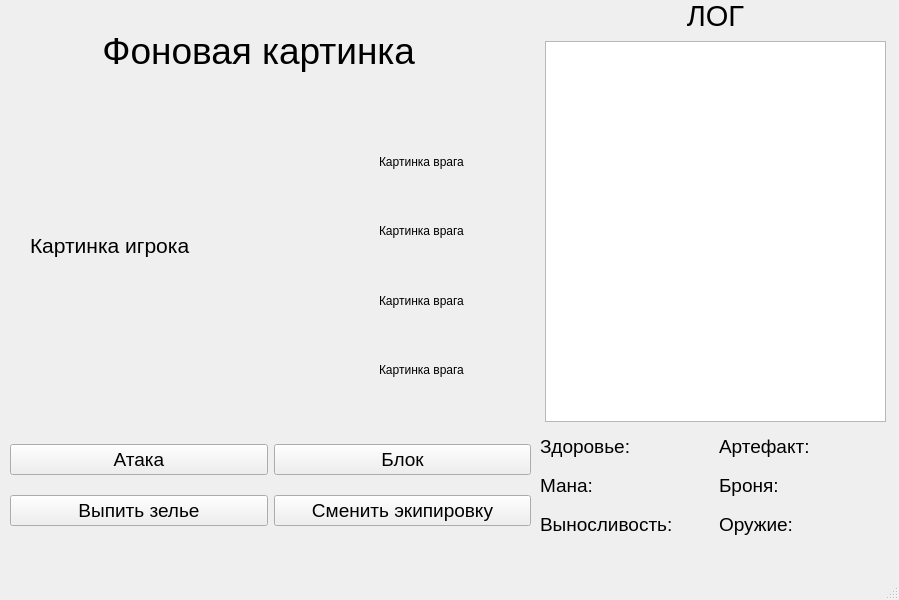
Qt form game_ui_disign.ui (KakeinNoriaki/pyqt_game) before a commit.
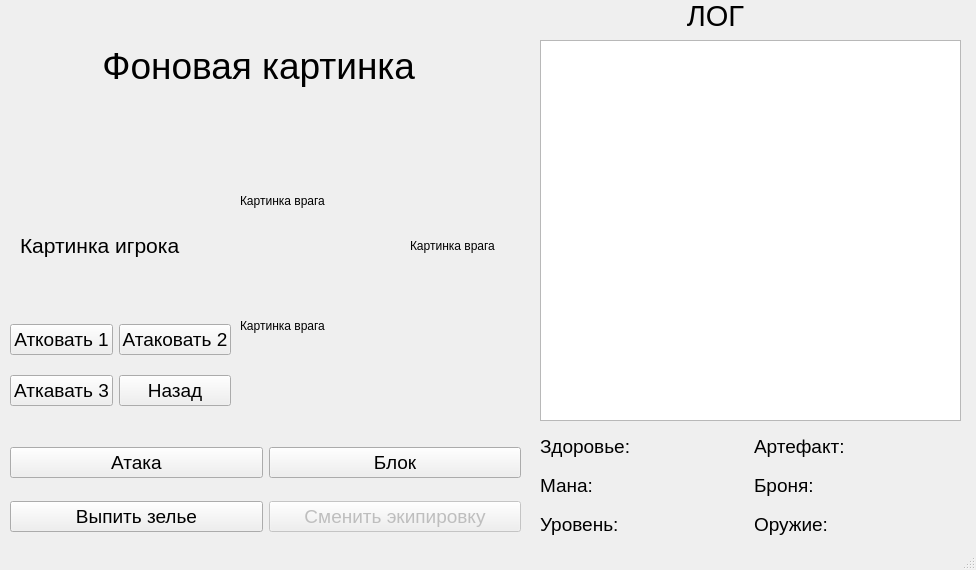
The same form after that commit.

```diff
--- a/game_ui_disign.ui
+++ b/game_ui_disign.ui
@@ -6,8 +6,8 @@
    <rect>
     <x>0</x>
     <y>0</y>
-    <width>899</width>
-    <height>600</height>
+    <width>976</width>
+    <height>570</height>
    </rect>
   </property>
   <property name="windowTitle">
@@ -19,13 +19,40 @@
      <rect>
       <x>10</x>
       <y>430</y>
-      <width>521</width>
-      <height>111</height>
+      <width>511</width>
+      <height>121</height>
      </rect>
     </property>
-    <layout class="QGridLayout" name="gridLayout_2">
+    <layout class="QGridLayout" name="move_buttons">
+     <item row="1" column="0">
+      <widget class="QPushButton" name="pushButton_heal">
+       <property name="font">
+        <font>
+         <pointsize>14</pointsize>
+        </font>
+       </property>
+       <property name="text">
+        <string>Выпить зелье</string>
+       </property>
+      </widget>
+     </item>
+     <item row="0" column="0">
+      <widget class="QPushButton" name="pushButton_attack">
+       <property name="enabled">
+        <bool>true</bool>
+       </property>
+       <property name="font">
+        <font>
+         <pointsize>14</pointsize>
+        </font>
+       </property>
+       <property name="text">
+        <string>Атака</string>
+       </property>
+      </widget>
+     </item>
      <item row="0" column="1">
-      <widget class="QPushButton" name="pushButton_2">
+      <widget class="QPushButton" name="pushButton_block">
        <property name="font">
         <font>
          <pointsize>14</pointsize>
@@ -38,6 +65,9 @@
      </item>
      <item row="1" column="1">
       <widget class="QPushButton" name="pushButton">
+       <property name="enabled">
+        <bool>false</bool>
+       </property>
        <property name="font">
         <font>
          <pointsize>14</pointsize>
@@ -48,30 +78,6 @@
        </property>
       </widget>
      </item>
-     <item row="0" column="0">
-      <widget class="QPushButton" name="pushButton_3">
-       <property name="font">
-        <font>
-         <pointsize>14</pointsize>
-        </font>
-       </property>
-       <property name="text">
-        <string>Атака</string>
-       </property>
-      </widget>
-     </item>
-     <item row="1" column="0">
-      <widget class="QPushButton" name="pushButton_4">
-       <property name="font">
-        <font>
-         <pointsize>14</pointsize>
-        </font>
-       </property>
-       <property name="text">
-        <string>Выпить зелье</string>
-       </property>
-      </widget>
-     </item>
     </layout>
    </widget>
    <widget class="QWidget" name="gridLayoutWidget_2">
@@ -79,7 +85,7 @@
      <rect>
       <x>540</x>
       <y>430</y>
-      <width>351</width>
+      <width>421</width>
       <height>111</height>
      </rect>
     </property>
@@ -140,7 +146,7 @@
         </font>
        </property>
        <property name="text">
-        <string>Выносливость:</string>
+        <string>Уровень:</string>
        </property>
       </widget>
      </item>
@@ -182,9 +188,9 @@
    <widget class="QTextBrowser" name="textBrowser">
     <property name="geometry">
      <rect>
-      <x>545</x>
-      <y>41</y>
-      <width>341</width>
+      <x>540</x>
+      <y>40</y>
+      <width>421</width>
       <height>381</height>
      </rect>
     </property>
@@ -195,7 +201,7 @@
       <x>10</x>
       <y>10</y>
       <width>511</width>
-      <height>81</height>
+      <height>111</height>
      </rect>
     </property>
     <property name="font">
@@ -207,53 +213,13 @@
      <string>         Фоновая картинка</string>
     </property>
    </widget>
-   <widget class="QWidget" name="verticalLayoutWidget">
+   <widget class="QLabel" name="label_im_pl">
     <property name="geometry">
      <rect>
-      <x>379</x>
+      <x>20</x>
       <y>130</y>
-      <width>131</width>
-      <height>271</height>
-     </rect>
-    </property>
-    <layout class="QVBoxLayout" name="verticalLayout">
-     <item>
-      <widget class="QLabel" name="label_9">
-       <property name="text">
-        <string>Картинка врага</string>
-       </property>
-      </widget>
-     </item>
-     <item>
-      <widget class="QLabel" name="label_12">
-       <property name="text">
-        <string>Картинка врага</string>
-       </property>
-      </widget>
-     </item>
-     <item>
-      <widget class="QLabel" name="label_11">
-       <property name="text">
-        <string>Картинка врага</string>
-       </property>
-      </widget>
-     </item>
-     <item>
-      <widget class="QLabel" name="label_10">
-       <property name="text">
-        <string>Картинка врага</string>
-       </property>
-      </widget>
-     </item>
-    </layout>
-   </widget>
-   <widget class="QLabel" name="label_13">
-    <property name="geometry">
-     <rect>
-      <x>30</x>
-      <y>170</y>
       <width>171</width>
-      <height>151</height>
+      <height>231</height>
      </rect>
     </property>
     <property name="font">
@@ -265,6 +231,105 @@
      <string>Картинка игрока</string>
     </property>
    </widget>
+   <widget class="QWidget" name="gridLayoutWidget_3">
+    <property name="geometry">
+     <rect>
+      <x>10</x>
+      <y>310</y>
+      <width>221</width>
+      <height>111</height>
+     </rect>
+    </property>
+    <layout class="QGridLayout" name="attack">
+     <item row="1" column="0">
+      <widget class="QPushButton" name="pushButton_attack_3">
+       <property name="font">
+        <font>
+         <pointsize>14</pointsize>
+        </font>
+       </property>
+       <property name="text">
+        <string>Аткавать 3</string>
+       </property>
+      </widget>
+     </item>
+     <item row="0" column="1">
+      <widget class="QPushButton" name="pushButton_attack_2">
+       <property name="font">
+        <font>
+         <pointsize>14</pointsize>
+        </font>
+       </property>
+       <property name="text">
+        <string>Атаковать 2</string>
+       </property>
+      </widget>
+     </item>
+     <item row="1" column="1">
+      <widget class="QPushButton" name="pushButton_back">
+       <property name="font">
+        <font>
+         <pointsize>14</pointsize>
+        </font>
+       </property>
+       <property name="text">
+        <string>Назад</string>
+       </property>
+      </widget>
+     </item>
+     <item row="0" column="0">
+      <widget class="QPushButton" name="pushButton_attack_1">
+       <property name="font">
+        <font>
+         <pointsize>14</pointsize>
+        </font>
+       </property>
+       <property name="text">
+        <string>Атковать 1</string>
+       </property>
+      </widget>
+     </item>
+    </layout>
+   </widget>
+   <widget class="QLabel" name="label_en1_im">
+    <property name="geometry">
+     <rect>
+      <x>240</x>
+      <y>130</y>
+      <width>141</width>
+      <height>141</height>
+     </rect>
+    </property>
+    <property name="text">
+     <string>Картинка врага</string>
+    </property>
+   </widget>
+   <widget class="QLabel" name="label_en2_im">
+    <property name="geometry">
+     <rect>
+      <x>240</x>
+      <y>260</y>
+      <width>131</width>
+      <height>132</height>
+     </rect>
+    </property>
+    <property name="text">
+     <string>Картинка врага</string>
+    </property>
+   </widget>
+   <widget class="QLabel" name="label_en3_im">
+    <property name="geometry">
+     <rect>
+      <x>410</x>
+      <y>170</y>
+      <width>129</width>
+      <height>151</height>
+     </rect>
+    </property>
+    <property name="text">
+     <string>Картинка врага</string>
+    </property>
+   </widget>
   </widget>
   <widget class="QMenuBar" name="menubar">
    <property name="geometry">
```
Left out of the diff: 22 changed lines with no effect on the pictures.
